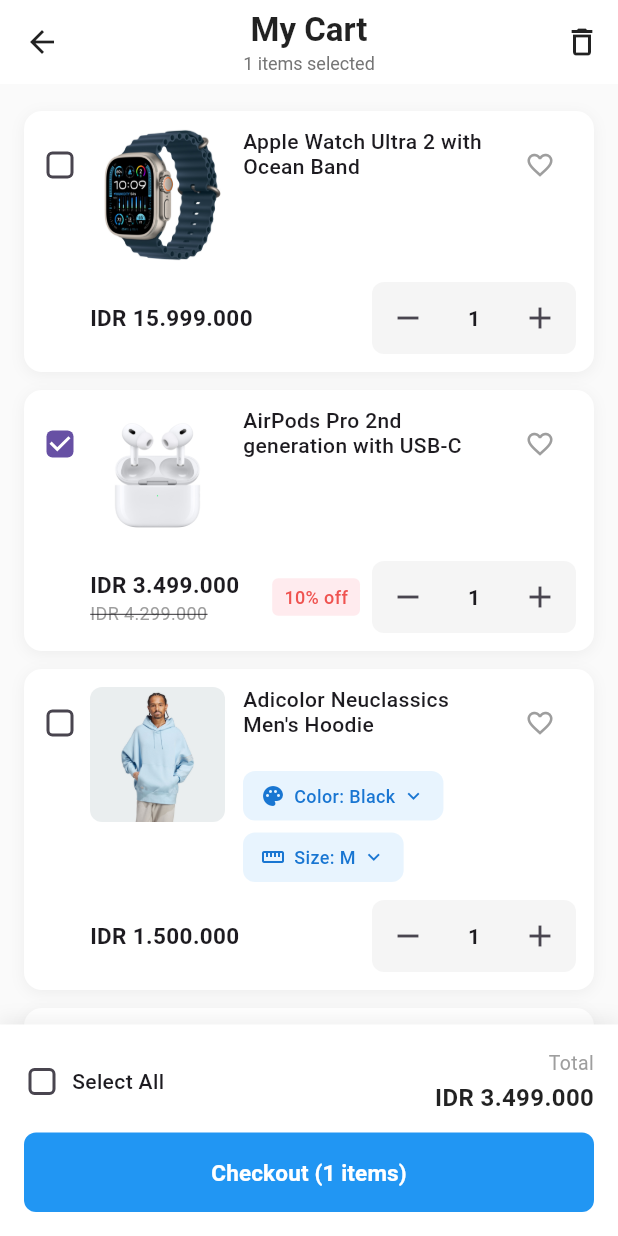
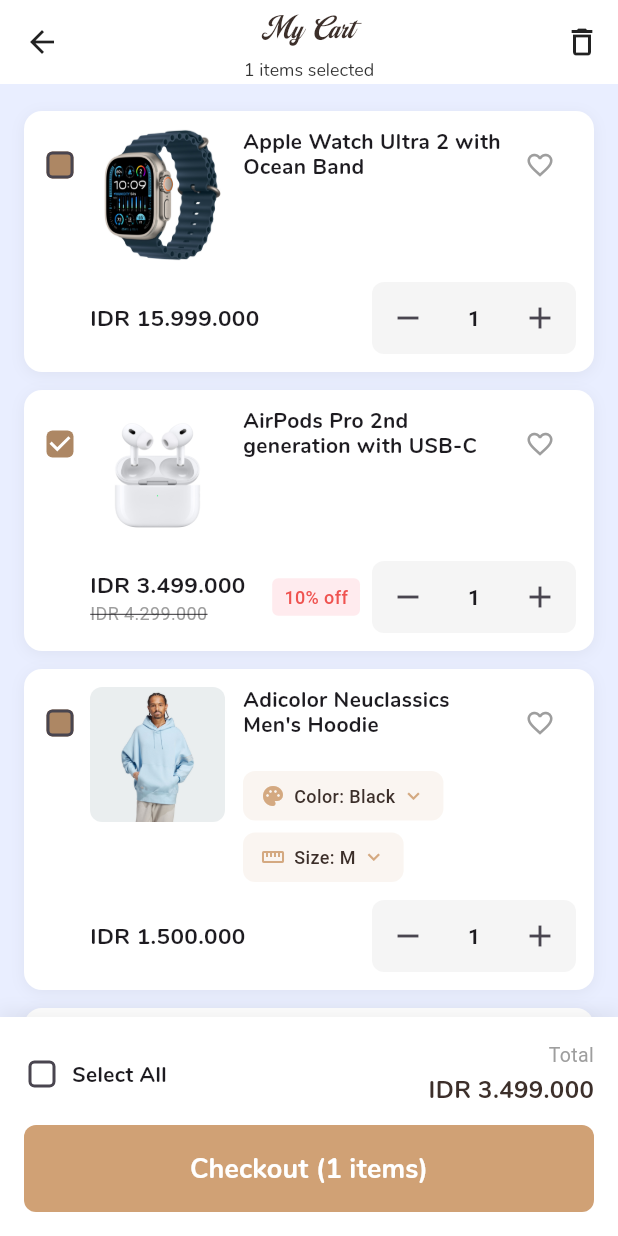
Before and after one commit to PemrogramanMobileKelompok1/MinimalEcommerce, a Flutter app: the CartPage screen opened directly, on a phone screen of 412 x 824 dp. Run offline on Flutter 3.47's test engine with Material 3 defaults, Android fonts, the phone set to English and light mode, and no system bars; our stand-ins replace curved_navigation_bar, flutter_countdown_timer, flutter_rating_bar, flutter_tabler_icons; network calls fail.

Commit message:
Update Style Halaman Chart

```diff
--- a/lib/PAGES/Chart.dart
+++ b/lib/PAGES/Chart.dart
@@ -172,7 +172,8 @@
                         vertical: 12,
                       ),
                       decoration: BoxDecoration(
-                        color: isSelected ? Colors.blue.withOpacity(0.1) : null,
+                        color:
+                            isSelected ? Warna.Primary.withOpacity(0.1) : null,
                         border: Border(
                           bottom: BorderSide(color: Colors.grey[200]!),
                         ),
@@ -199,14 +200,15 @@
                               fontWeight: isSelected
                                   ? FontWeight.bold
                                   : FontWeight.normal,
-                              color: isSelected ? Colors.blue : Colors.black87,
+                              color:
+                                  isSelected ? Warna.TextBold : Colors.black87,
                             ),
                           ),
                           const Spacer(),
                           if (isSelected)
-                            const Icon(
+                            Icon(
                               Icons.check_circle,
-                              color: Colors.blue,
+                              color: Warna.Primary,
                             ),
                         ],
                       ),
@@ -269,7 +271,7 @@
           vertical: 8,
         ),
         decoration: BoxDecoration(
-          color: Colors.blue.withOpacity(0.1),
+          color: Warna.Primary.withOpacity(0.1),
           borderRadius: BorderRadius.circular(8),
         ),
         child: Row(
@@ -278,13 +280,13 @@
             Icon(
               variantType == 'color' ? Icons.palette : Icons.straighten,
               size: 16,
-              color: Colors.blue[700],
+              color: Warna.Primary.withOpacity(0.9),
             ),
             const SizedBox(width: 6),
             Text(
               '${variantType.capitalize()}: ${item.variants?[variantType] ?? 'Select'}',
               style: TextStyle(
-                color: Colors.blue[700],
+                color: Warna.TextBold,
                 fontSize: 12,
                 fontWeight: FontWeight.w500,
               ),
@@ -293,7 +295,7 @@
             Icon(
               Icons.keyboard_arrow_down,
               size: 16,
-              color: Colors.blue[700],
+              color: Warna.Primary.withOpacity(0.9),
             ),
           ],
         ),
@@ -316,7 +318,7 @@
   @override
   Widget build(BuildContext context) {
     return Scaffold(
-      backgroundColor: Colors.grey[50],
+      backgroundColor: Warna.BG,
       appBar: AppBar(
         elevation: 0,
         backgroundColor: Colors.white,
@@ -326,19 +328,21 @@
         ),
         title: Column(
           children: [
-            const Text(
+            Text(
               'My Cart',
               style: TextStyle(
-                color: Colors.black87,
-                fontWeight: FontWeight.w600,
+                fontSize: 28,
+                color: Warna.TextBold,
+                fontFamily: 'CampanaScript',
               ),
             ),
             Text(
               '${selectedItemCount} items selected',
               style: TextStyle(
-                color: Colors.grey[600],
+                color: Warna.TextNormal,
                 fontSize: 12,
                 fontWeight: FontWeight.normal,
+                fontFamily: 'Nunito',
               ),
             ),
           ],
@@ -388,6 +392,13 @@
                               SizedBox(
                                 width: 24,
                                 child: Checkbox(
+                                  fillColor: WidgetStatePropertyAll(
+                                    Warna.PrimaryDark,
+                                  ),
+                                  hoverColor: Warna.Primary,
+                                  overlayColor: WidgetStatePropertyAll(
+                                    Warna.Primary.withOpacity(0.3),
+                                  ),
                                   value: item.isSelected,
                                   onChanged: (bool? value) {
                                     setState(() {
@@ -426,8 +437,9 @@
                                             item.name,
                                             style: const TextStyle(
                                               fontSize: 14,
-                                              fontWeight: FontWeight.w500,
+                                              fontWeight: FontWeight.bold,
                                               height: 1.2,
+                                              fontFamily: 'Nunito',
                                             ),
                                           ),
                                         ),
@@ -474,6 +486,7 @@
                                       style: const TextStyle(
                                         fontWeight: FontWeight.bold,
                                         fontSize: 15,
+                                        fontFamily: 'Nunito',
                                       ),
                                     ),
                                     if (item.originalPrice != null)
@@ -607,7 +620,8 @@
                       const Text(
                         'Select All',
                         style: TextStyle(
-                          fontWeight: FontWeight.w500,
+                          fontWeight: FontWeight.bold,
+                          fontFamily: 'Nunito',
                         ),
                       ),
                       const Spacer(),
@@ -625,10 +639,11 @@
                           const SizedBox(height: 2),
                           Text(
                             currencyFormatter.format(totalPrice),
-                            style: const TextStyle(
+                            style: TextStyle(
                               fontSize: 16,
                               fontWeight: FontWeight.bold,
-                              color: Colors.black87,
+                              color: Warna.TextBold,
+                              fontFamily: 'Nunito',
                             ),
                           ),
                         ],
@@ -643,7 +658,7 @@
                         // Handle checkout
                       },
                       style: ElevatedButton.styleFrom(
-                        backgroundColor: Colors.blue,
+                        backgroundColor: Warna.Primary,
                         foregroundColor: Colors.white,
                         padding: const EdgeInsets.symmetric(
                           vertical: 16,
@@ -656,8 +671,9 @@
                       child: Text(
                         'Checkout (${selectedItemCount} items)',
                         style: const TextStyle(
-                          fontSize: 15,
-                          fontWeight: FontWeight.w600,
+                          fontSize: 18,
+                          fontWeight: FontWeight.bold,
+                          fontFamily: 'Nunito',
                         ),
                       ),
                     ),
```
